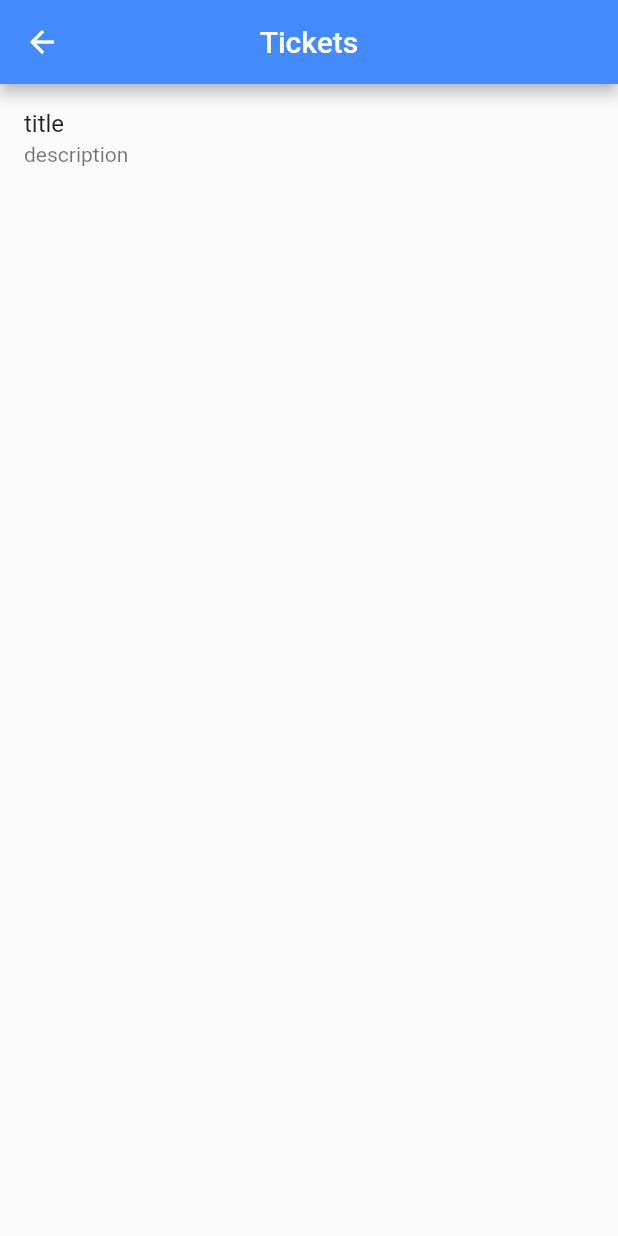
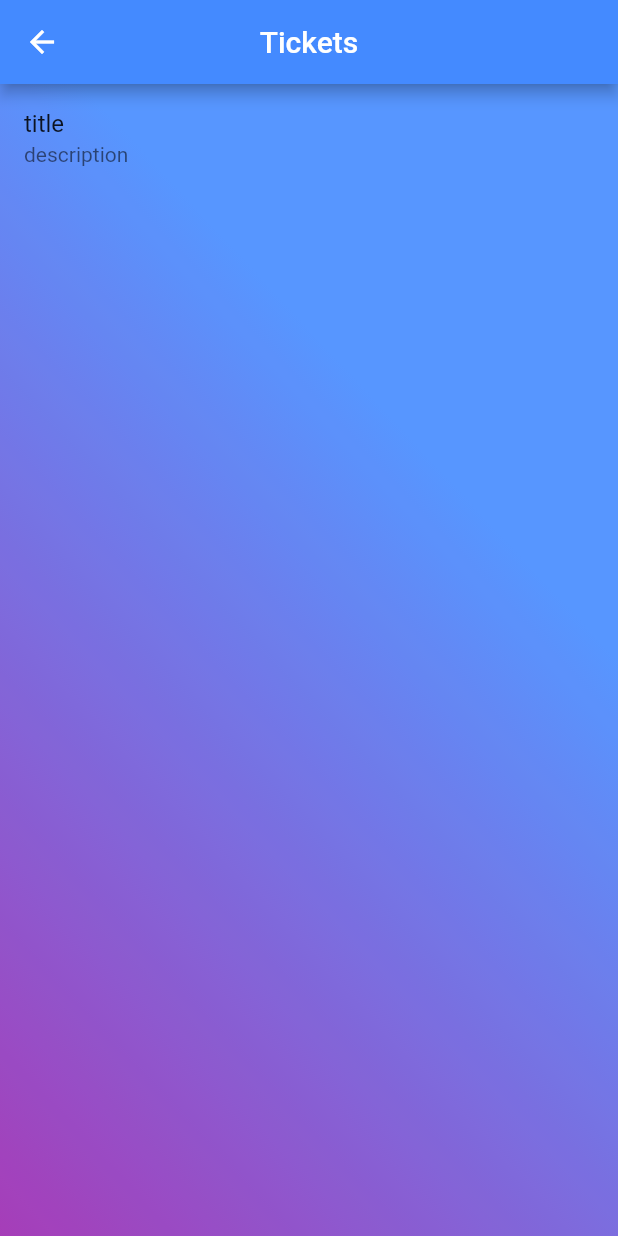
Before and after one commit to cayubweeums/Ticket-Manager, a Flutter app: the DevTick screen opened directly, on a phone screen of 412 x 824 dp. Run offline on Flutter 3.47's test engine with Material 2 defaults, Android fonts, the phone set to English and light mode, and no system bars; our stand-ins replace firebase_auth, firebase_core; accounts and stored records are empty.

```diff
--- a/ticket_manager/lib/Pages/dev_ticket_page.dart
+++ b/ticket_manager/lib/Pages/dev_ticket_page.dart
@@ -29,7 +29,13 @@ class DevTickState extends State<DevTick> {
           centerTitle: true,
           backgroundColor: Colors.blueAccent,
         ),
-      body: Container(
+        body: Center(
+            child: Container(
+          decoration: BoxDecoration(
+              gradient: LinearGradient(
+                  begin: Alignment.bottomLeft,
+                  colors: [Colors.purple, Colors.blueAccent])),
+          child: Container(
             color: Colors.white10,
             child: new Column(
               children: <Widget>[
@@ -40,14 +46,13 @@ class DevTickState extends State<DevTick> {
                     Navigator.push(
                       context,
                       MaterialPageRoute(
-                    builder: (context) => OpenTicket(a, b, c)
-                  ),
+                          builder: (context) => OpenTicket(a, b, c)),
                     );
                   },
                 ),
               ],
             ),
           ),
-    );
+        )));
   }
 }
```
Also changed, not shown: ticket_manager/lib/Pages/password_page.dart (+6 -1 lines). Lines whose indentation alone changed are shown as unchanged.
